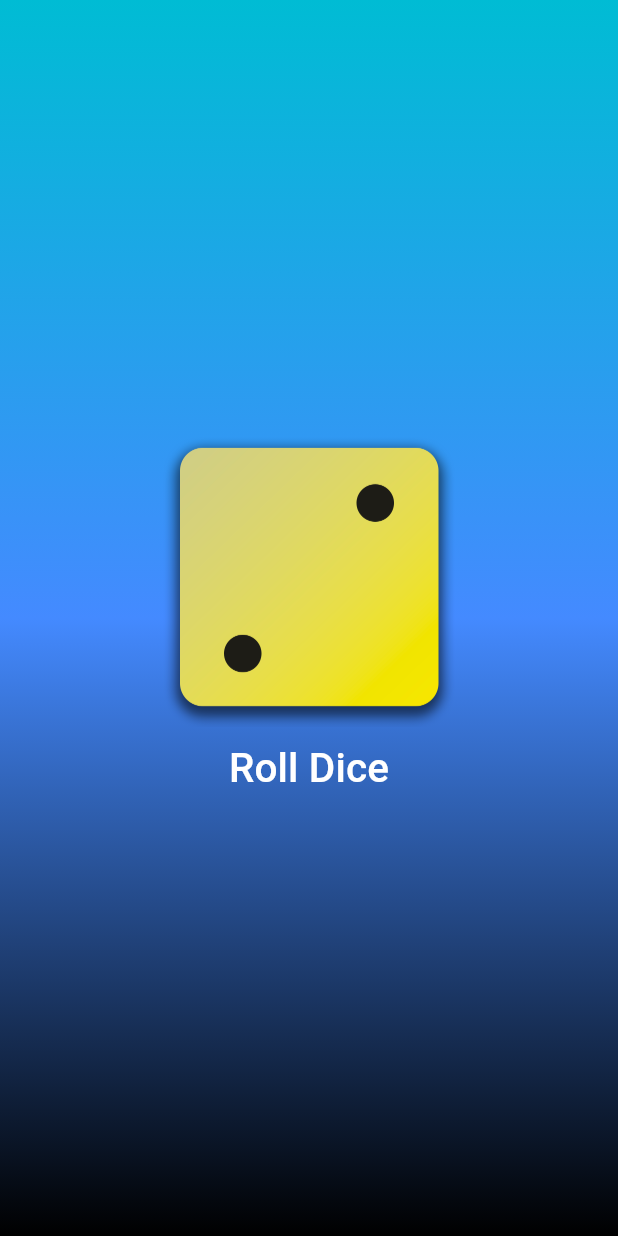
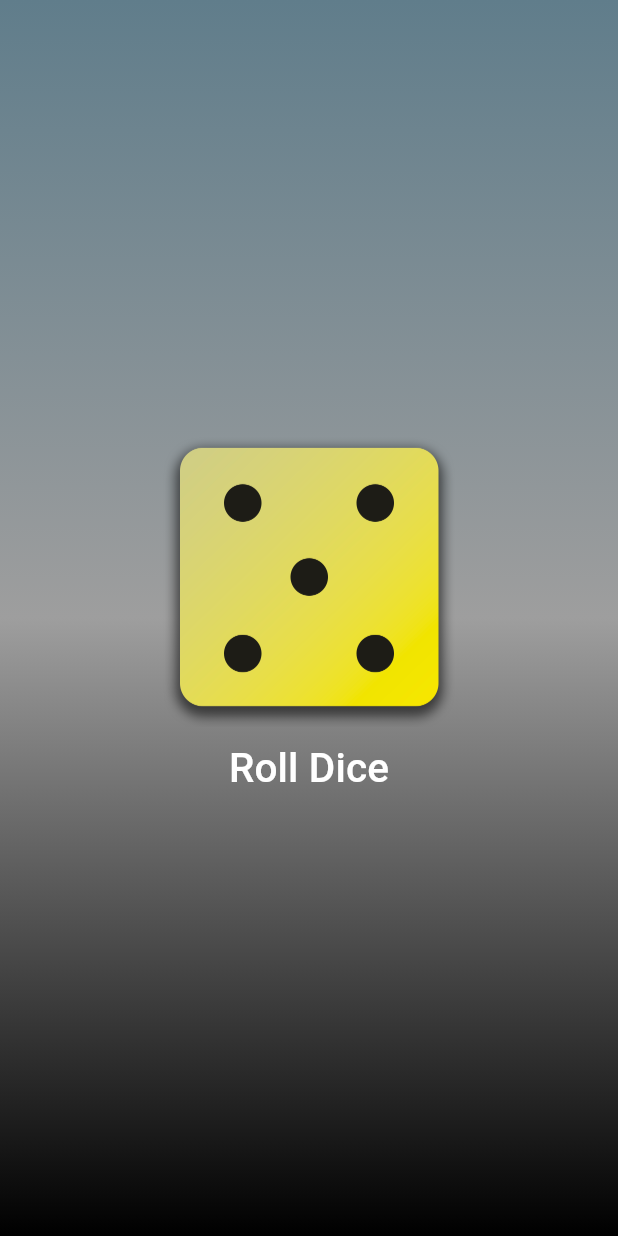
Before and after one commit to Kartikey03/Learning_flutter, a Flutter app: the screen it shows after launch, after a tap on "Roll Dice", on a phone screen of 412 x 824 dp. Run offline on Flutter 3.47's test engine with Material 3 defaults, Android fonts, the phone set to English and light mode, and no system bars.

Commit message:
new UI and changes

```diff
--- a/lib/dice_roller.dart
+++ b/lib/dice_roller.dart
@@ -1,5 +1,7 @@
 import 'package:flutter/material.dart';
+import 'dart:math';
 
+final randomiser = Random();
 class DiceRoller extends StatefulWidget{
   const DiceRoller({super.key});
 
@@ -12,9 +14,12 @@ class DiceRoller extends StatefulWidget{
 class _DiceRollerState extends State<DiceRoller>{
   var currentDice = 'assets/images/dice-5.png';
 
+
+
   void rolldice(){
+    var diceRoll = randomiser.nextInt(6)+1;
     setState(() {
-      currentDice = 'assets/images/dice-2.png';
+      currentDice = 'assets/images/dice-$diceRoll.png';
     });
 
   }
--- a/lib/main.dart
+++ b/lib/main.dart
@@ -5,7 +5,7 @@ void main() {
   runApp(
     const MaterialApp(
       home: Scaffold(
-        body:GradientContainer([Colors.cyan, Colors.blueAccent, Colors.black]),
+        body:GradientContainer([Colors.blueGrey, Colors.grey, Colors.black]),
       ),
     ),
   );
```
